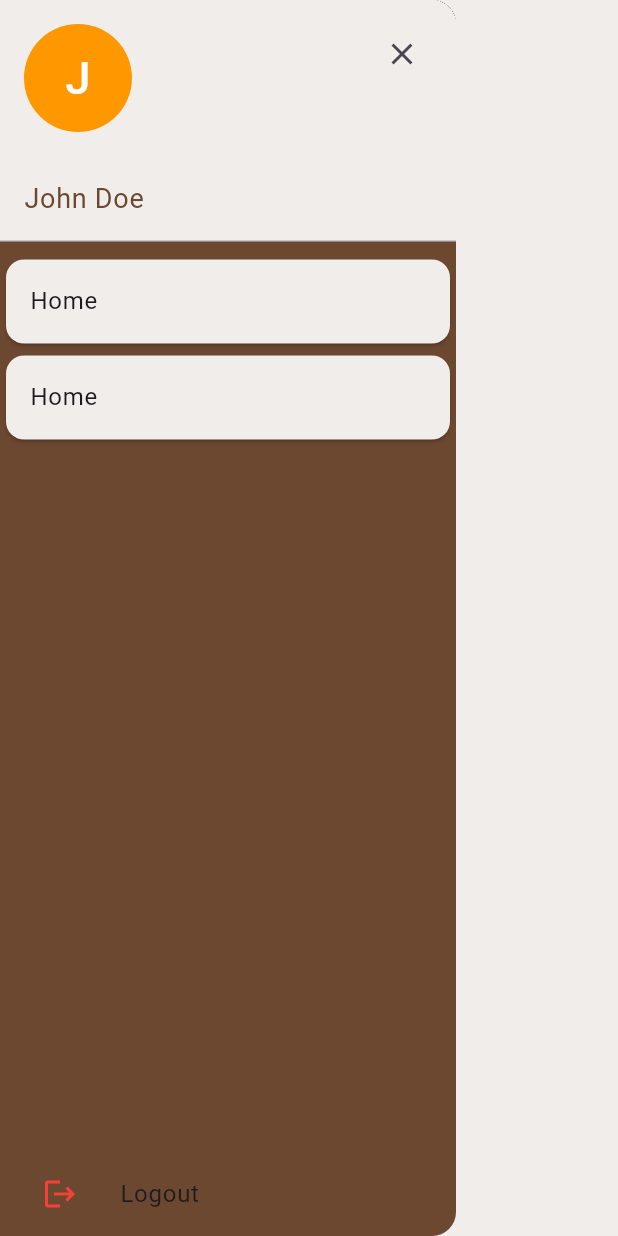
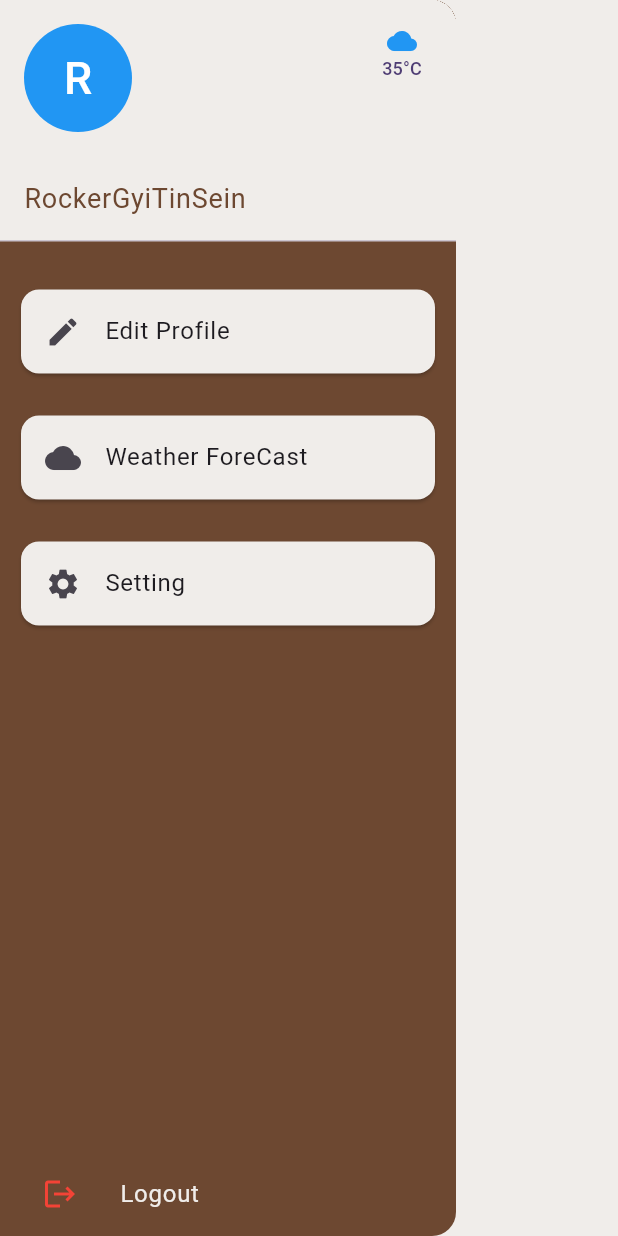
Before and after one commit to ShineWaiYanAung/expense_tracker, a Flutter app: the DrawerOpen widget shown alone on an empty page, opened directly with empty values, on a phone screen of 412 x 824 dp. Run offline on Flutter 3.47's test engine with Material 3 defaults, Android fonts, the phone set to English and light mode, and no system bars; our stand-ins replace equatable, fl_chart, floor, flutter_bloc, get_it, lottie and 1 more; missing offline and left inert: country_flags, draggable_button_panel, slide_action; accounts and stored records are empty; generated files the repository leaves out were written again; project files that could hold a hidden picture were left out.

Commit message:
DrawerUpdate

```diff
--- a/lib/features/presentation/pages/home/dash_board.dart
+++ b/lib/features/presentation/pages/home/dash_board.dart
@@ -53,6 +53,7 @@ class _DashBoardState extends State<DashBoard> {
             Padding(
               padding: const EdgeInsets.symmetric(horizontal: 15.0),
               child: Column(
+                crossAxisAlignment: CrossAxisAlignment.start,
                 children: [
                   buildTopBar(context),
                   SizedBox(height: 40),
@@ -355,9 +356,9 @@ class _DashBoardState extends State<DashBoard> {
           children: [
             buildTextLabel(context, "Total Expenses"),
             buildExpenseResult(
-                context, "  \$${totalCostForAllTime.toStringAsFixed(1)}"),
+                context, "  \$ ${totalCostForAllTime.toStringAsFixed(1)}"),
             buildTextLabel(context, "Last Month"),
-            buildExpenseResult(context, "  \$1000"),
+            buildExpenseResult(context, " \$ ${totalCostForAllTime.toStringAsFixed(1)}"),
           ],
         );
       },
--- a/lib/features/presentation/widget/Drawer/drawer_open.dart
+++ b/lib/features/presentation/widget/Drawer/drawer_open.dart
@@ -12,7 +12,7 @@ class DrawerOpen extends StatelessWidget {
         children: [
           UserAccountsDrawerHeader(
             accountName: Text(
-              'John Doe',
+              'RockerGyiTinSein',
               style: TextStyle(
                 fontSize: 18,
                 color: Theme.of(context).cardColor,
@@ -21,20 +21,25 @@ class DrawerOpen extends StatelessWidget {
 
             currentAccountPicture: CircleAvatar(
               radius: 90,
-              backgroundColor: Colors.orange,
+              backgroundColor: Colors.blue,
               child: Text(
-                'J',
+                'R',
                 style: TextStyle(fontSize: 30, color: Colors.white),
               ),
             ),
             otherAccountsPictures: [
-              IconButton(
-                icon: Icon(Icons.close),
-                onPressed: () {
-                  drawerKey.currentState?.closeDrawer();
-                },
+              CircleAvatar(
+                backgroundColor: Colors.transparent,
+                child: Column(
+                  mainAxisAlignment: MainAxisAlignment.center,
+                  children: [
+                    Icon(Icons.cloud, color: Colors.blue, size: 20),
+                    Text("35°C", style: TextStyle(fontSize: 12)),
+                  ],
+                ),
               ),
             ],
+
             decoration: BoxDecoration(
               color:
                   Theme.of(context).scaffoldBackgroundColor, // Customize color
@@ -43,33 +48,36 @@ class DrawerOpen extends StatelessWidget {
             accountEmail: null,
           ),
           // Drawer items (other items)
-          Card(
+          SizedBox(height: 20,),
+          buildCardDrawer(context,Icons.edit,"Edit Profile"),
+          SizedBox(height: 20,),
+          buildCardDrawer(context,Icons.cloud,"Weather ForeCast"),
+          SizedBox(height: 20,),
+          buildCardDrawer(context,Icons.settings,"Setting"),
+          Spacer(),
+          ListTile(
+            leading: IconButton(onPressed: (){}, icon: Icon(Icons.logout,color: Colors.red,)),
+            title: Text("Logout",style: TextStyle(color: Theme.of(context).scaffoldBackgroundColor),),
+          )
+        ],
+      ),
+    );
+  }
+
+  Widget buildCardDrawer(BuildContext context,IconData iconData,String title) {
+    return Padding(
+      padding: const EdgeInsets.symmetric(horizontal:10.0),
+      child: Card(
             color: Theme.of(context).scaffoldBackgroundColor,
             child: ListTile(
-              title: Text('Home'),
+              leading: Icon(iconData),
+              title: Text(title),
               onTap: () {
                 // Navigate to home
                 Navigator.pop(context); // Close drawer
               },
             ),
           ),
-          Card(
-            color: Theme.of(context).scaffoldBackgroundColor,
-            child: ListTile(
-              title: Text('Home'),
-              onTap: () {
-                // Navigate to home
-                Navigator.pop(context); // Close drawer
-              },
-            ),
-          ),
-          Spacer(),
-          ListTile(
-            leading: IconButton(onPressed: (){}, icon: Icon(Icons.logout,color: Colors.red,)),
-            title: Text("Logout"),
-          )
-        ],
-      ),
     );
   }
 }
```
